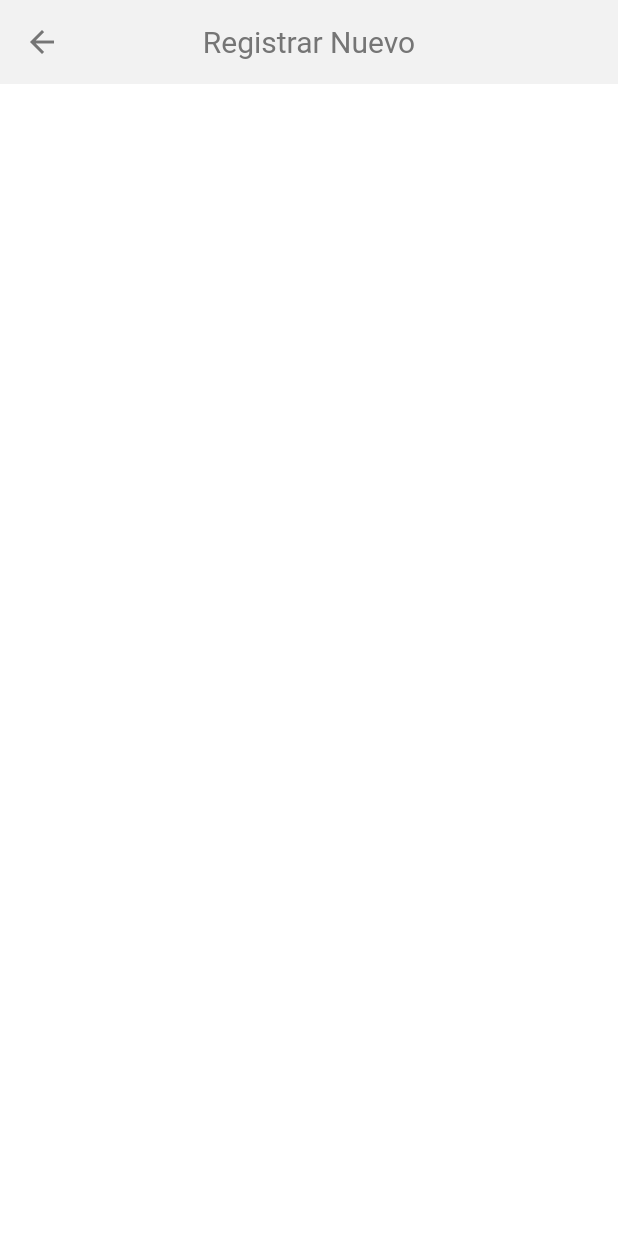
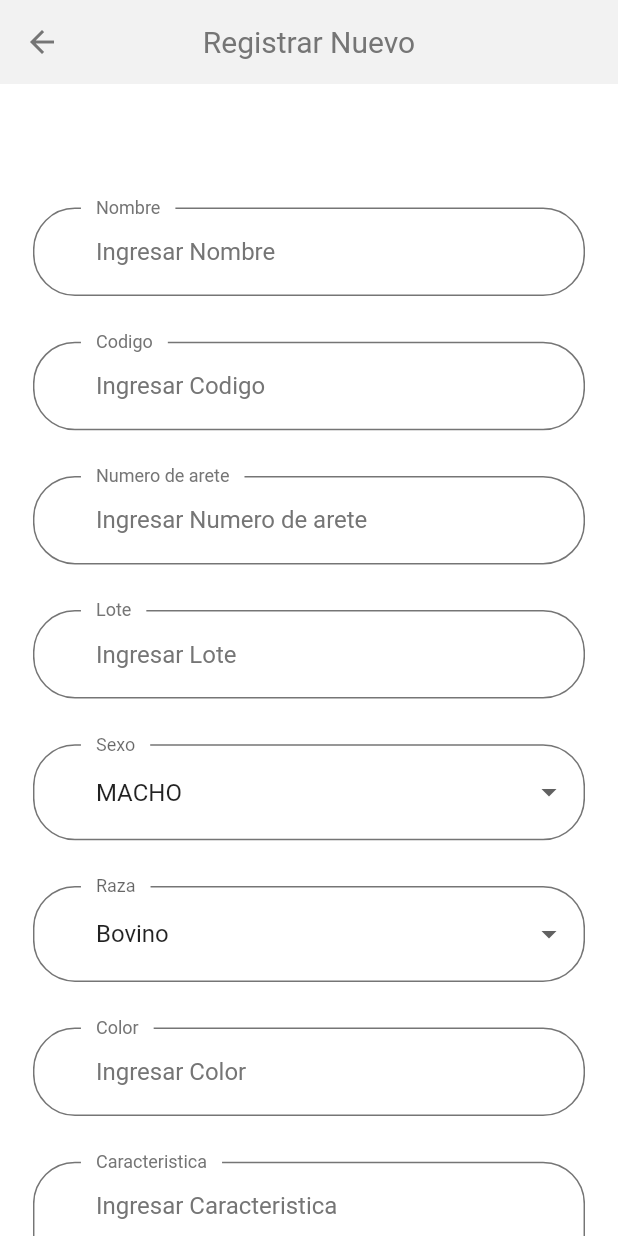
Before and after one commit to enu-44/agropecuaria-flutter-app, a Flutter app: the AnimalBodyScreen screen opened directly, on a phone screen of 412 x 824 dp. Run offline on Flutter 3.47's test engine with Material 2 defaults, Android fonts, the phone set to English and light mode, and no system bars; our stand-ins replace bloc, equatable, flutter_bloc, flutter_svg, fluttertoast, get_it and 3 more; missing offline and left inert: dart:ffi; accounts and stored records are empty; Roboto replaces fonts that are missing (Muli).

Commit message:
form layout is added

```diff
--- a/lib/features/presentation/pages/main cattle/components/animal_body_screen.dart
+++ b/lib/features/presentation/pages/main cattle/components/animal_body_screen.dart
@@ -1,4 +1,6 @@
+import 'package:agropecuariosapp/features/presentation/pages/main%20cattle/components/animal_form.dart';
 import 'package:agropecuariosapp/features/presentation/widgets/appbar.dart';
+import 'package:agropecuariosapp/size_config.dart';
 import 'package:flutter/material.dart';
 
 class AnimalBodyScreen extends StatefulWidget {
@@ -13,11 +15,27 @@ class AnimalBodyScreen extends StatefulWidget {
 class _AnimalBodyScreenState extends State<AnimalBodyScreen> {
   @override
   Widget build(BuildContext context) {
+    SizeConfig().init(context);
     return Scaffold(
       appBar: CustomAppBar(
         title: widget.title,
         showBackButton: true,
       ),
+      body: SizedBox(
+        width: double.infinity,
+        child: Padding(
+          padding: EdgeInsets.symmetric(horizontal: getProportionateScreenWidth(20)),
+          child: SingleChildScrollView(
+            child: Column(
+              children: [
+                SizedBox(height: SizeConfig.screenHeight * 0.1),
+                AnimalForm(),
+                SizedBox(height: getProportionateScreenHeight(20)),
+              ],
+            ),
+          ),
+        ),
+      ),
     );
   }
 }
--- /dev/null
+++ b/lib/features/presentation/pages/main cattle/components/animal_form.dart
@@ -0,0 +1,141 @@
+import 'package:agropecuariosapp/features/presentation/widgets/default_button.dart';
+import 'package:agropecuariosapp/features/presentation/widgets/form_error.dart';
+import 'package:agropecuariosapp/features/presentation/widgets/input_credential.dart';
+import 'package:agropecuariosapp/size_config.dart';
+import 'package:flutter/material.dart';
+
+class AnimalForm extends StatefulWidget {
+  const AnimalForm({super.key});
+
+  @override
+  State<AnimalForm> createState() => _AnimalFormState();
+}
+
+class _AnimalFormState extends State<AnimalForm> {
+  final _formKey = GlobalKey<FormState>();
+  TextEditingController _nameController = TextEditingController();
+  TextEditingController _codeController = TextEditingController();
+  TextEditingController _numberController = TextEditingController();
+  TextEditingController _loteController = TextEditingController();
+  TextEditingController _colorController = TextEditingController();
+  TextEditingController _descriptionController = TextEditingController();
+
+  String _selectedSexStatus = 'MACHO';
+  String _selectedRaceStatus = 'Bovino';
+  final List<String?> errors = [];
+
+  void addError({String? error}) {
+    if (!errors.contains(error))
+      setState(() {
+        errors.add(error);
+      });
+  }
+
+  void removeError({String? error}) {
+    if (errors.contains(error))
+      setState(() {
+        errors.remove(error);
+      });
+  }
+
+  @override
+  Widget build(BuildContext context) {
+    return Form(
+        key: _formKey,
+        child: Column(children: <Widget>[
+          InputCredential(
+            controller: _nameController,
+            hintText: "Ingresar Nombre",
+            labelText: "Nombre",
+          ),
+          SizedBox(height: getProportionateScreenHeight(30)),
+          InputCredential(
+            controller: _codeController,
+            hintText: "Ingresar Codigo",
+            labelText: "Codigo",
+          ),
+          SizedBox(height: getProportionateScreenHeight(30)),
+          InputCredential(
+            controller: _numberController,
+            hintText: "Ingresar Numero de arete",
+            labelText: "Numero de arete",
+          ),
+          SizedBox(height: getProportionateScreenHeight(30)),
+          InputCredential(
+            controller: _loteController,
+            hintText: "Ingresar Lote",
+            labelText: "Lote",
+          ),
+          SizedBox(height: getProportionateScreenHeight(30)),
+          DropdownButtonFormField<String>(
+            value: _selectedSexStatus,
+            items: <String>['MACHO', 'HEMBRA'].map((String value) {
+              return DropdownMenuItem<String>(
+                value: value,
+                child: Text(value),
+              );
+            }).toList(),
+            onChanged: (String? newValue) {
+              setState(() {
+                _selectedSexStatus = newValue!;
+              });
+            },
+            decoration: const InputDecoration(
+              labelText: 'Sexo',
+              hintText: 'Seleccionar el sexo',
+              floatingLabelBehavior: FloatingLabelBehavior.always,
+            ),
+          ),
+          SizedBox(height: getProportionateScreenHeight(30)),
+          DropdownButtonFormField<String>(
+            value: _selectedRaceStatus,
+            items: <String>['Bovino', 'Lechero', 'Ovino'].map((String value) {
+              return DropdownMenuItem<String>(
+                value: value,
+                child: Text(value),
+              );
+            }).toList(),
+            onChanged: (String? newValue) {
+              setState(() {
+                _selectedRaceStatus = newValue!;
+              });
+            },
+            decoration: const InputDecoration(
+              labelText: 'Raza',
+              hintText: 'Seleccionar el raza',
+              floatingLabelBehavior: FloatingLabelBehavior.always,
+            ),
+          ),
+          SizedBox(height: getProportionateScreenHeight(30)),
+          InputCredential(
+            controller: _colorController,
+            hintText: "Ingresar Color",
+            labelText: "Color",
+          ),
+          SizedBox(height: getProportionateScreenHeight(30)),
+          InputCredential(
+            controller: _descriptionController,
+            inputType: TextInputType.multiline,
+            maxLines: 5,
+            hintText: "Ingresar Caracteristica",
+            labelText: "Caracteristica",
+          ),
+          SizedBox(height: getProportionateScreenHeight(10)),
+          FormError(errors: errors),
+          SizedBox(height: getProportionateScreenHeight(10)),
+          DefaultButton(
+            text: "GUARDAR",
+            state: true,
+            press: () {
+              print('funciona el boton');
+              // if (widget.task!.id != '') {
+              //   _edit();
+              // }else{
+              //   _save();
+              // }
+            },
+          ),
+          SizedBox(height: SizeConfig.screenHeight * 0.05),
+        ]));
+  }
+}
--- a/lib/features/presentation/widgets/input_credential.dart
+++ b/lib/features/presentation/widgets/input_credential.dart
@@ -16,6 +16,7 @@ class InputCredential extends StatefulWidget {
   final ValueChanged<String>? onFieldSubmitted;
   final TextInputType? inputType;
   final IconData? icons;
+  final int? maxLines;
 
   const InputCredential({
     Key? key,
@@ -30,6 +31,7 @@ class InputCredential extends StatefulWidget {
     this.onFieldSubmitted,
     this.inputType,
     this.icons,
+    this.maxLines,
     }) : super(key: key);
 
   @override
@@ -50,7 +52,7 @@ class _InputCredentialState extends State<InputCredential> {
       ),
       child: TextFormField(
         style: TextStyle(color: Colors.black),
-        cursorColor: Palette.kSecondaryColor,
+        cursorColor: Palette.kTextColor,
         controller: widget.controller,
         keyboardType: widget.inputType,
         key: widget.fieldKey,
@@ -58,14 +60,15 @@ class _InputCredentialState extends State<InputCredential> {
         onSaved: widget.onSaved,
         validator: widget.validator,
         onFieldSubmitted: widget.onFieldSubmitted,
+        maxLines: widget.maxLines,
         decoration: InputDecoration(
           labelStyle: TextStyle(
-            color: Palette.kSecondaryColor
+            color: Palette.kTextColor
           ),
           labelText: widget.labelText,
           border: InputBorder.none,
           hintText: widget.hintText,
-          hintStyle: TextStyle(color: Palette.kSecondaryColor),
+          hintStyle: TextStyle(color: Palette.kTextColor),
           floatingLabelBehavior: FloatingLabelBehavior.always,
           suffixIcon: GestureDetector(
             onTap: () {
@@ -75,7 +78,7 @@ class _InputCredentialState extends State<InputCredential> {
             },
             child:
             widget.isPasswordField==true?
-            Icon(_obscureText ? Icons.visibility_off : Icons.visibility, color: _obscureText == false ? Colors.black : Palette.kSecondaryColor,)
+            Icon(_obscureText ? Icons.visibility_off : Icons.visibility, color: _obscureText == false ? Colors.black : Palette.kTextColor,)
             : Icon(widget.icons)
             // CustomSurffixIcon(svgIcon: widget.iconString != null  ? icon.toString() : ''),
           ),
```
